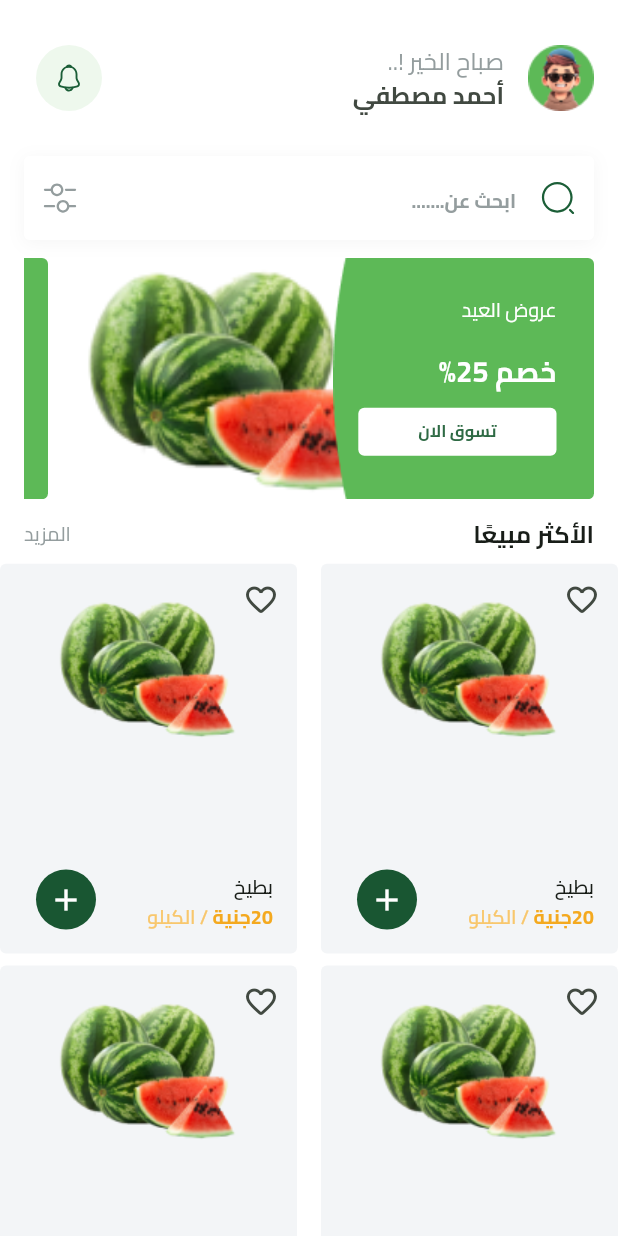
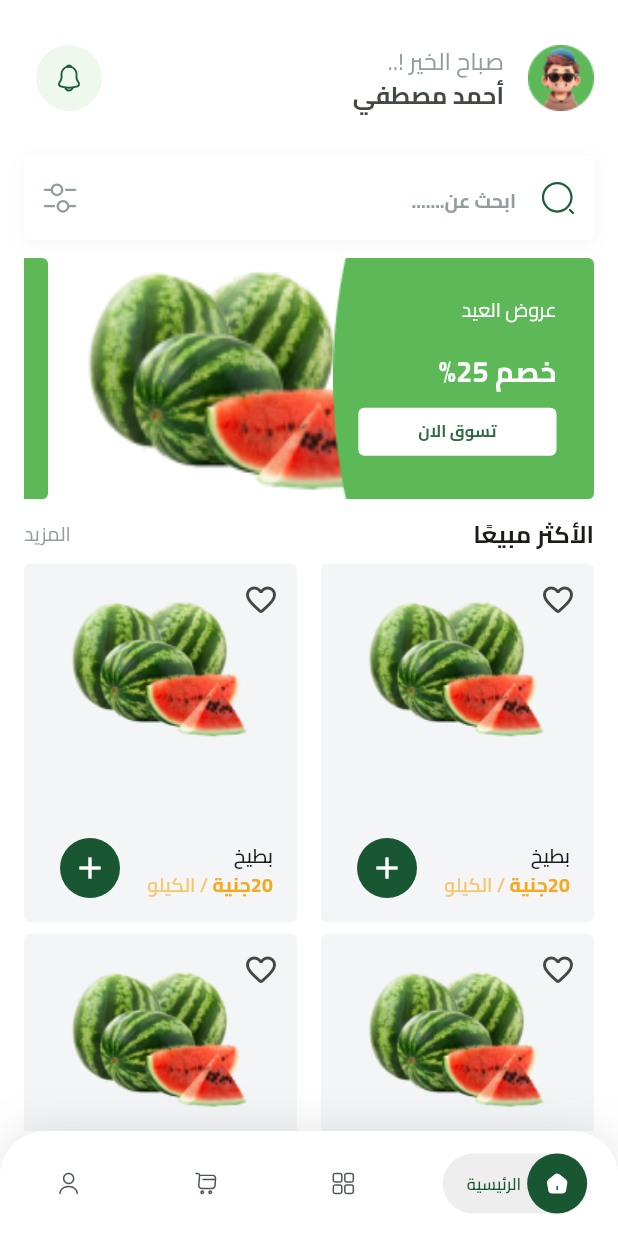
Before and after one commit to walidhussein20/FruitHub, a Flutter app: the HomeView screen opened by its route, on a phone screen of 412 x 824 dp. Run offline on Flutter 3.47's test engine with Material 3 defaults, Android fonts, the phone set to English and light mode, and no system bars; our stand-ins replace bloc, cloud_firestore, dartz, dots_indicator, firebase_auth, firebase_core and 6 more; missing offline and left inert: flutter_facebook_auth; accounts and stored records are empty.

Commit message:
Create Bottom Navigation Bar

```diff
--- a/lib/core/utils/app_images.dart
+++ b/lib/core/utils/app_images.dart
@@ -25,6 +25,14 @@ class Assets {
   /// Assets for imagesGoogleImage
   /// assets/images/google_image.svg
   static const String imagesGoogleImage = "assets/images/google_image.svg";
+
+  /// Assets for imagesHome
+  /// assets/images/home.svg
+  static const String imagesHome = "assets/images/home.svg";
+
+  /// Assets for imagesHomeSelected
+  /// assets/images/home_selected.svg
+  static const String imagesHomeSelected = "assets/images/home_selected.svg";
 
   /// Assets for imagesLogo
   /// assets/images/logo.svg
@@ -54,6 +62,14 @@ class Assets {
   /// assets/images/plant.svg
   static const String imagesPlant = "assets/images/plant.svg";
 
+  /// Assets for imagesProducts
+  /// assets/images/products.svg
+  static const String imagesProducts = "assets/images/products.svg";
+
+  /// Assets for imagesProductsSelected
+  /// assets/images/products_selected.svg
+  static const String imagesProductsSelected = "assets/images/products_selected.svg";
+
   /// Assets for imagesProfileImage
   /// assets/images/profile_image.png
   static const String imagesProfileImage = "assets/images/profile_image.png";
@@ -66,6 +82,14 @@ class Assets {
   /// assets/images/setting.svg
   static const String imagesSetting = "assets/images/setting.svg";
 
+  /// Assets for imagesShoppingCart
+  /// assets/images/shopping-cart.svg
+  static const String imagesShoppingCart = "assets/images/shopping-cart.svg";
+
+  /// Assets for imagesShoppingCartSelected
+  /// assets/images/shopping-cart_selected.svg
+  static const String imagesShoppingCartSelected = "assets/images/shopping-cart_selected.svg";
+
   /// Assets for imagesSplashButtom
   /// assets/images/splash_buttom.svg
   static const String imagesSplashButtom = "assets/images/splash_buttom.svg";
@@ -73,4 +97,12 @@ class Assets {
   /// Assets for imagesTest
   /// assets/images/test.png
   static const String imagesTest = "assets/images/test.png";
+
+  /// Assets for imagesUser
+  /// assets/images/user.svg
+  static const String imagesUser = "assets/images/user.svg";
+
+  /// Assets for imagesUserSelected
+  /// assets/images/user_selected.svg
+  static const String imagesUserSelected = "assets/images/user_selected.svg";
 }
--- /dev/null
+++ b/lib/features/home/domine/entities/bottom_navigation_bar_entity.dart
@@ -0,0 +1,33 @@
+import 'package:fruites_e_commerce/core/utils/app_images.dart';
+
+class BottomNavigationBarEntity {
+  final String activeImage, inActiveImage, name;
+
+  BottomNavigationBarEntity(
+      {required this.activeImage,
+      required this.inActiveImage,
+      required this.name});
+}
+
+List<BottomNavigationBarEntity> bottomNavigationBarItems = [
+  BottomNavigationBarEntity(
+    activeImage: Assets.imagesHomeSelected,
+    inActiveImage: Assets.imagesHome,
+    name: 'الرئيسية',
+  ),
+  BottomNavigationBarEntity(
+    activeImage: Assets.imagesProductsSelected,
+    inActiveImage: Assets.imagesProducts,
+    name: 'المنتجات',
+  ),
+  BottomNavigationBarEntity(
+    activeImage: Assets.imagesShoppingCartSelected,
+    inActiveImage: Assets.imagesShoppingCart,
+    name: 'سلة التسوق',
+  ),
+  BottomNavigationBarEntity(
+    activeImage: Assets.imagesUserSelected,
+    inActiveImage: Assets.imagesUser,
+    name: 'حسابي',
+  ),
+];
--- a/lib/features/home/presentation/views/home_view.dart
+++ b/lib/features/home/presentation/views/home_view.dart
@@ -1,4 +1,5 @@
 import 'package:flutter/material.dart';
+import 'package:fruites_e_commerce/features/home/presentation/views/widgets/custom_buttom_navigation_bar.dart';
 
 import 'package:fruites_e_commerce/features/home/presentation/views/widgets/home_view_body.dart';
 
@@ -8,6 +9,7 @@ class HomeView extends StatelessWidget {
   @override
   Widget build(BuildContext context) {
     return Scaffold(
+      bottomNavigationBar: CoustomButtomNavigationBar(),
       body: SafeArea(
         child: HomeViewBody(),
       ),
--- /dev/null
+++ b/lib/features/home/presentation/views/widgets/active_bottom_navigation_bar_icon.dart
@@ -0,0 +1,41 @@
+import 'package:flutter/material.dart';
+import 'package:flutter_svg/svg.dart';
+import 'package:fruites_e_commerce/core/utils/app_colors.dart';
+import 'package:fruites_e_commerce/core/utils/app_text_styles.dart';
+
+class ActiveBottomNavigationBarIcon extends StatelessWidget {
+  const ActiveBottomNavigationBarIcon(
+      {super.key, required this.name, required this.image});
+  final String name, image;
+  @override
+  Widget build(BuildContext context) {
+    return Center(
+      child: Container(
+        padding: EdgeInsets.only(left: 16),
+        decoration: BoxDecoration(
+          borderRadius: BorderRadius.circular(30),
+          color: Color(0xffEEEEEE),
+        ),
+        child: Row(
+          mainAxisSize: MainAxisSize.min,
+          children: [
+            CircleAvatar(
+              backgroundColor: AppColors.primaryColor,
+              child: SvgPicture.asset(
+                image,
+              ),
+            ),
+            SizedBox(
+              width: 4,
+            ),
+            Text(
+              name,
+              style:
+                  TextStyles.semiBold11.copyWith(color: AppColors.primaryColor),
+            ),
+          ],
+        ),
+      ),
+    );
+  }
+}
--- /dev/null
+++ b/lib/features/home/presentation/views/widgets/custom_buttom_navigation_bar.dart
@@ -0,0 +1,59 @@
+import 'package:flutter/material.dart';
+import 'package:fruites_e_commerce/features/home/domine/entities/bottom_navigation_bar_entity.dart';
+
+import 'package:fruites_e_commerce/features/home/presentation/views/widgets/navigation_bar_item.dart';
+
+class CoustomButtomNavigationBar extends StatefulWidget {
+  const CoustomButtomNavigationBar({super.key});
+
+  @override
+  State<CoustomButtomNavigationBar> createState() =>
+      _CoustomButtomNavigationBarState();
+}
+
+class _CoustomButtomNavigationBarState
+    extends State<CoustomButtomNavigationBar> {
+  int selectedIndaex = 0;
+  @override
+  Widget build(BuildContext context) {
+    return Container(
+      height: 70,
+      decoration: ShapeDecoration(
+        shape: RoundedRectangleBorder(
+          borderRadius: BorderRadius.only(
+            topLeft: Radius.circular(30),
+            topRight: Radius.circular(30),
+          ),
+        ),
+        color: Colors.white,
+        shadows: [
+          BoxShadow(
+            color: Color(0x19000000),
+            blurRadius: 25,
+            offset: Offset(0, -2),
+            spreadRadius: 0,
+          )
+        ],
+      ),
+      child: Row(
+          children: bottomNavigationBarItems.asMap().entries.map((e) {
+        var index = e.key;
+        var entity = e.value;
+        return Expanded(
+          flex: selectedIndaex == index ? 3 : 2,
+          child: GestureDetector(
+            onTap: () {
+              setState(() {
+                selectedIndaex = index;
+              });
+            },
+            child: NavigationBarItem(
+              isSelected: selectedIndaex == index,
+              bottomNavigationBarEntity: entity,
+            ),
+          ),
+        );
+      }).toList()),
+    );
+  }
+}
--- a/lib/features/home/presentation/views/widgets/home_view_body.dart
+++ b/lib/features/home/presentation/views/widgets/home_view_body.dart
@@ -1,15 +1,11 @@
 import 'package:flutter/material.dart';
-import 'package:flutter_svg/svg.dart';
-import 'package:fruites_e_commerce/core/utils/app_colors.dart';
-import 'package:fruites_e_commerce/core/utils/app_images.dart';
-import 'package:fruites_e_commerce/core/utils/app_text_styles.dart';
+
 import 'package:fruites_e_commerce/core/widgets/custom_search_text_field.dart';
-import 'package:fruites_e_commerce/core/widgets/fruit_item.dart';
+
 import 'package:fruites_e_commerce/features/home/presentation/views/widgets/best_seller_gride_view.dart';
 import 'package:fruites_e_commerce/features/home/presentation/views/widgets/best_seller_header.dart';
 import 'package:fruites_e_commerce/features/home/presentation/views/widgets/custom_home_app_bar.dart';
 import 'package:fruites_e_commerce/features/home/presentation/views/widgets/featured_list.dart';
-import 'package:fruites_e_commerce/main.dart';
 
 class HomeViewBody extends StatelessWidget {
   const HomeViewBody({super.key});
@@ -44,7 +40,10 @@ class HomeViewBody extends StatelessWidget {
             ),
           ),
         ),
-        BestSellerGrideView()
+        SliverPadding(
+          padding: EdgeInsets.symmetric(horizontal: 16),
+          sliver: BestSellerGrideView(),
+        ),
       ],
     );
   }
--- /dev/null
+++ b/lib/features/home/presentation/views/widgets/inactive_bottom_navigation_bar_icon.dart
@@ -0,0 +1,15 @@
+import 'package:flutter/material.dart';
+import 'package:flutter_svg/svg.dart';
+
+class InActiveBottomNavigationBarIcon extends StatelessWidget {
+  const InActiveBottomNavigationBarIcon({
+    super.key,
+    required this.image,
+  });
+  final String image;
+
+  @override
+  Widget build(BuildContext context) {
+    return SvgPicture.asset(image);
+  }
+}
--- /dev/null
+++ b/lib/features/home/presentation/views/widgets/navigation_bar_item.dart
@@ -0,0 +1,25 @@
+import 'package:flutter/material.dart';
+import 'package:fruites_e_commerce/features/home/domine/entities/bottom_navigation_bar_entity.dart';
+import 'package:fruites_e_commerce/features/home/presentation/views/widgets/active_bottom_navigation_bar_icon.dart';
+import 'package:fruites_e_commerce/features/home/presentation/views/widgets/inactive_bottom_navigation_bar_icon.dart';
+
+class NavigationBarItem extends StatelessWidget {
+  const NavigationBarItem(
+      {super.key,
+      required this.isSelected,
+      required this.bottomNavigationBarEntity});
+  final bool isSelected;
+  final BottomNavigationBarEntity bottomNavigationBarEntity;
+
+  @override
+  Widget build(BuildContext context) {
+    return isSelected
+        ? ActiveBottomNavigationBarIcon(
+            name: bottomNavigationBarEntity.name,
+            image: bottomNavigationBarEntity.activeImage,
+          )
+        : InActiveBottomNavigationBarIcon(
+            image: bottomNavigationBarEntity.inActiveImage,
+          );
+  }
+}
```
Also changed, not shown: assets/images/home.svg (added), assets/images/home_selected.svg (added), assets/images/products.svg (added), assets/images/products_selected.svg (added), assets/images/shopping-cart.svg (added), assets/images/shopping-cart_selected.svg (added), assets/images/user.svg (added), assets/images/user_selected.svg (added).
